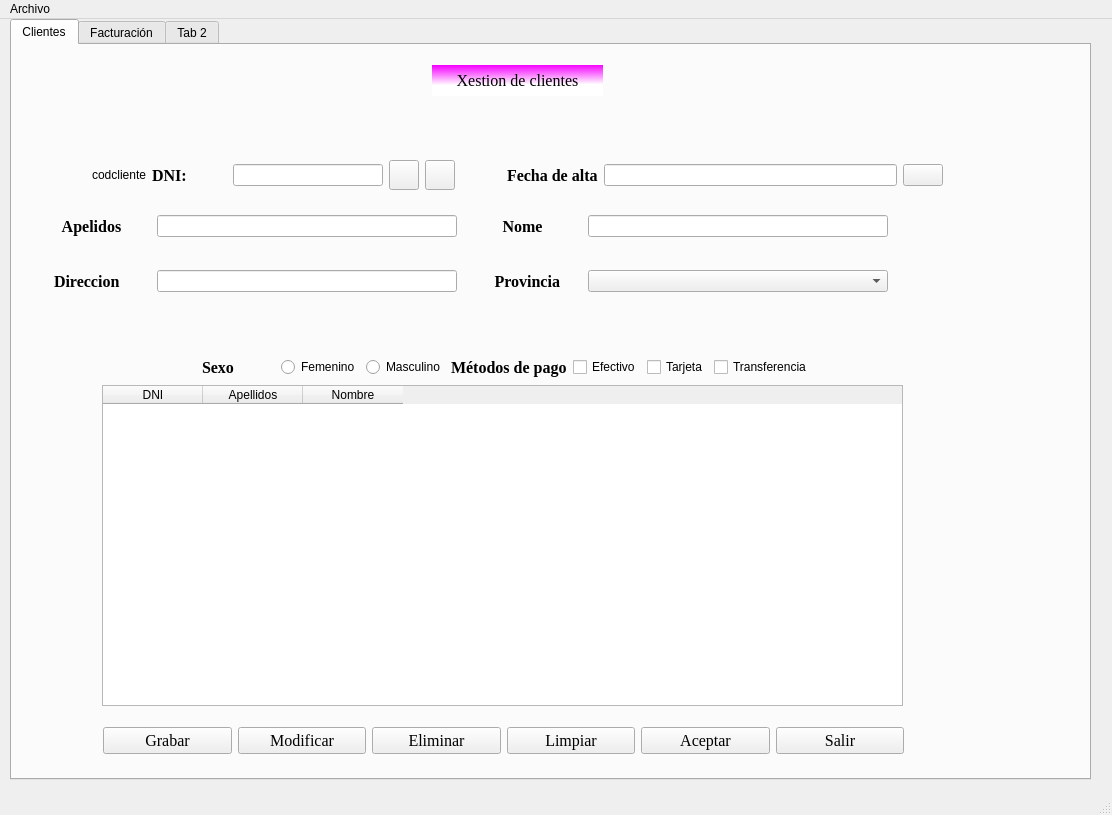
Above: Ventana.ui from roxep5/PrimerProyectoPython before the change. Below: the same form after it.
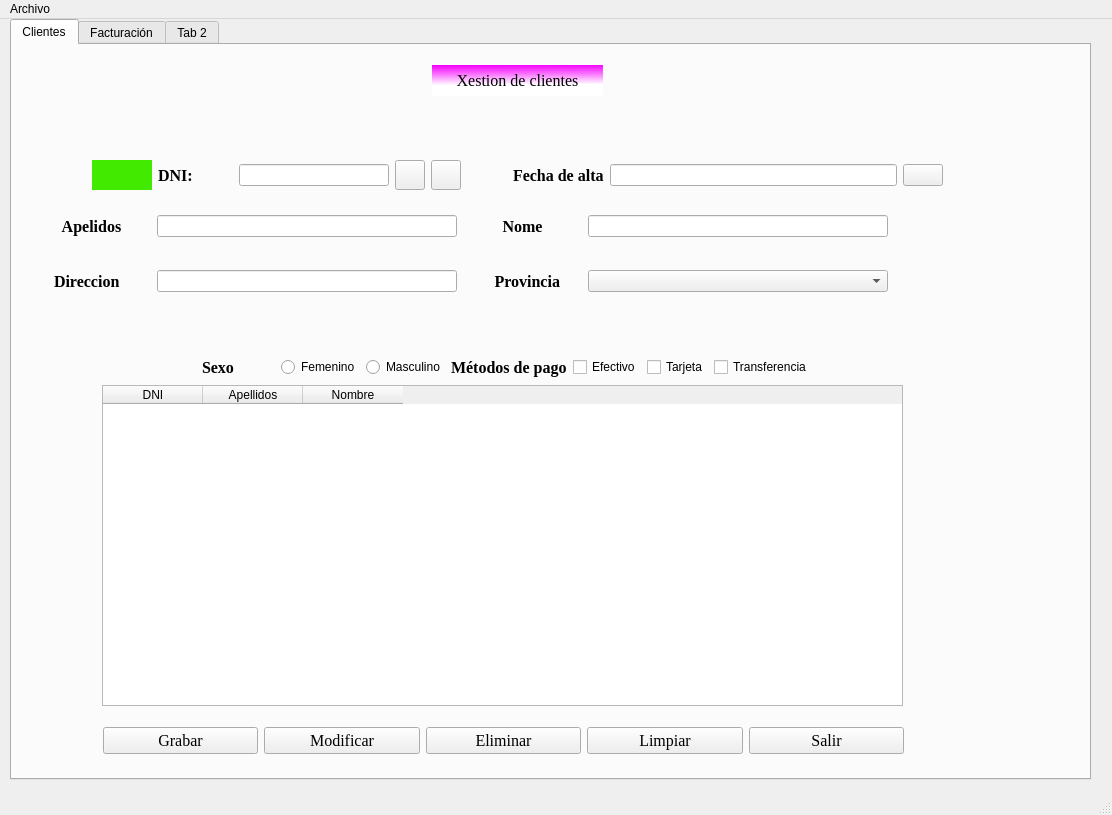
That is the form after the change. Icons and pictures are not drawn.

Diff of the .ui file:
```diff
--- a/Ventana.ui
+++ b/Ventana.ui
@@ -325,7 +325,7 @@
       </property>
       <layout class="QHBoxLayout" name="horizontalLayout_7">
        <item>
-        <widget class="QPushButton" name="btnGrabar">
+        <widget class="QPushButton" name="btnOk">
          <property name="font">
           <font>
            <family>Times New Roman</family>
@@ -376,19 +376,6 @@
          </property>
         </widget>
        </item>
-       <item>
-        <widget class="QPushButton" name="btnOk">
-         <property name="font">
-          <font>
-           <family>Times New Roman</family>
-           <pointsize>12</pointsize>
-          </font>
-         </property>
-         <property name="text">
-          <string>Aceptar</string>
-         </property>
-        </widget>
-       </item>
        <item>
         <widget class="QPushButton" name="btnsalir">
          <property name="font">
@@ -415,9 +402,24 @@
       </property>
       <layout class="QHBoxLayout" name="horizontalLayout">
        <item>
-        <widget class="QLabel" name="label">
+        <widget class="QLabel" name="lblCodcli">
+         <property name="minimumSize">
+          <size>
+           <width>60</width>
+           <height>20</height>
+          </size>
+         </property>
+         <property name="maximumSize">
+          <size>
+           <width>16777215</width>
+           <height>30</height>
+          </size>
+         </property>
+         <property name="styleSheet">
+          <string notr="true">background-color: qlineargradient(spread:pad, x1:0, y1:0, x2:0, y2:0, stop:0 rgba(66, 234, 0, 255), stop:1 rgba(255, 255, 255, 255));</string>
+         </property>
          <property name="text">
-          <string>codcliente</string>
+          <string/>
          </property>
         </widget>
        </item>
```
Left out of the diff: 2 changed lines with no effect on the pictures.
